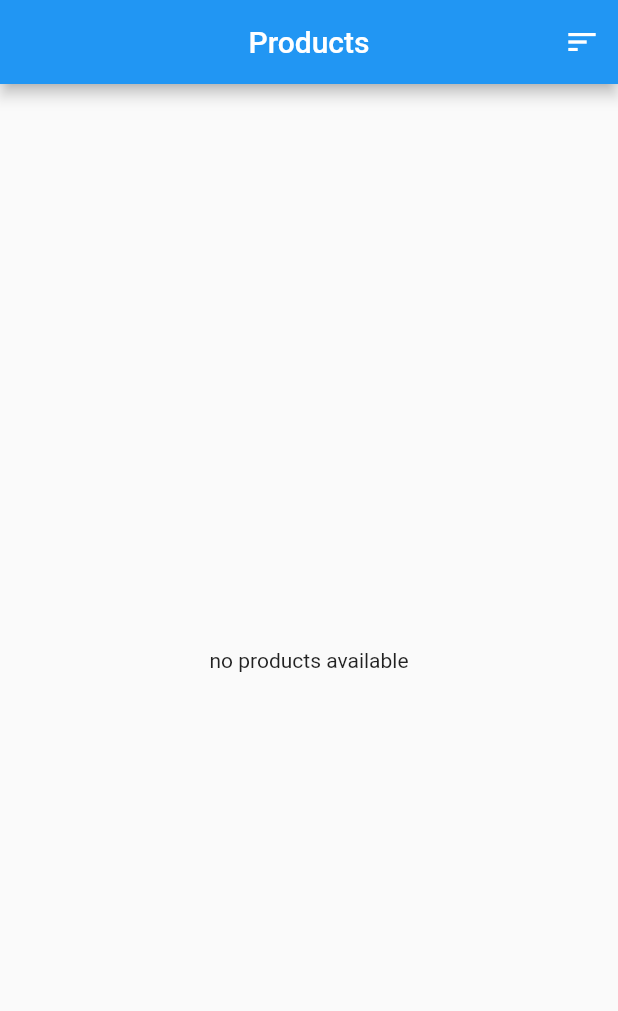
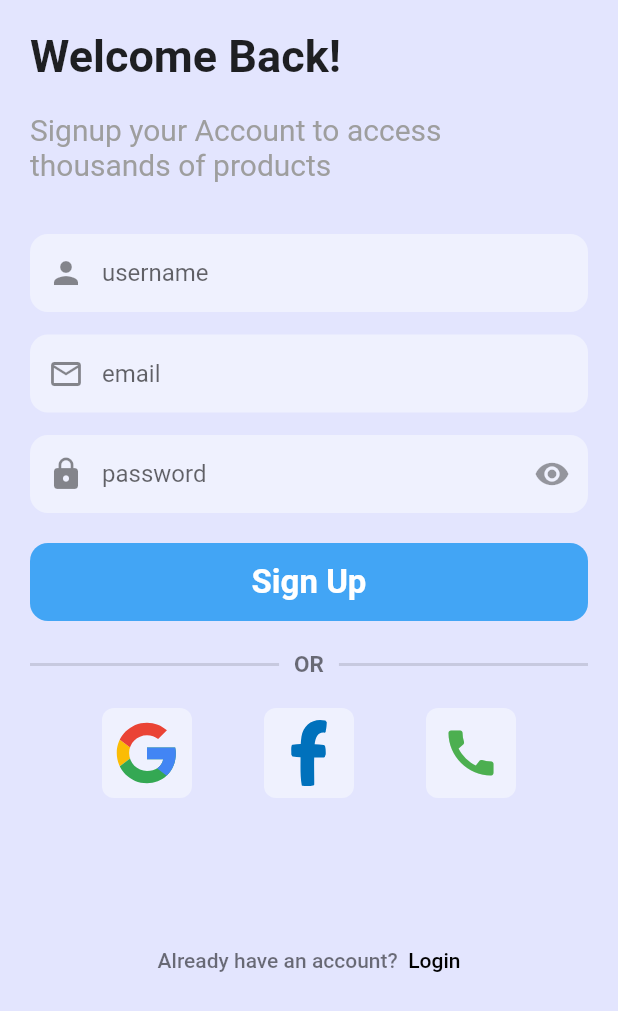
Before and after one commit to Codewithashok10/youtubefirebase, a Flutter app: the screen it shows after launch, on a phone screen of 412 x 824 dp. Shown: the top 1011 px of the screen. Run offline on Flutter 3.47's test engine with Material 2 defaults, Android fonts, the light colour scheme and no system bars; our stand-ins replace cloud_firestore, firebase_auth, firebase_core, flutter_svg, get; accounts and stored records are empty.

Commit message:
auth created

```diff
--- /dev/null
+++ b/lib/controllers/authcontroller.dart
@@ -0,0 +1,37 @@
+import 'package:cloud_firestore/cloud_firestore.dart';
+import 'package:firebase_auth/firebase_auth.dart';
+import 'package:flutter/cupertino.dart';
+import 'package:get/get.dart';
+import 'package:youtubefirebase/models/usermodel.dart';
+import 'package:youtubefirebase/views/home/homepage.dart';
+
+class AuthController extends GetxController {
+  RxBool loading = false.obs;
+  Rx<UserModel> userModel = UserModel().obs;
+  FirebaseAuth auth = FirebaseAuth.instance;
+  FirebaseFirestore db = FirebaseFirestore.instance;
+  TextEditingController username = TextEditingController();
+  TextEditingController email = TextEditingController();
+  TextEditingController password = TextEditingController();
+
+  signup() async {
+    try {
+      loading.value = true;
+      final c = await auth.createUserWithEmailAndPassword(
+          email: email.text, password: password.text);
+      UserModel user = UserModel(
+          email: c.user!.email, username: username.text, id: c.user!.uid);
+      await adduserdata(user);
+      Get.snackbar("Login", "success");
+      Get.to(() => HomePage());
+      loading.value = false;
+    } catch (e) {
+      Get.snackbar("error", "$e");
+      loading.value = false;
+    }
+  }
+
+  adduserdata(UserModel user) async {
+    await db.collection("users").add(user.toJson());
+  }
+}
--- /dev/null
+++ b/lib/conts/consts.dart
@@ -0,0 +1,4 @@
+import 'package:flutter/animation.dart';
+
+Color basecolour = const Color(0XFFEFF1FE);
+Color basecolour2 = const Color(0XFFE3E5FE);
--- a/lib/main.dart
+++ b/lib/main.dart
@@ -1,8 +1,9 @@
 import 'package:firebase_core/firebase_core.dart';
 import 'package:flutter/material.dart';
 import 'package:get/get_navigation/get_navigation.dart';
+import 'package:youtubefirebase/views/auth/signuppage.dart';
 
-import 'views/homepage.dart';
+import 'views/productpage.dart';
 
 void main() async {
   WidgetsFlutterBinding.ensureInitialized();
@@ -17,7 +18,7 @@ class MyApp extends StatelessWidget {
   Widget build(BuildContext context) {
     return GetMaterialApp(
       debugShowCheckedModeBanner: false,
-      home: HomePage(),
+      home: SignupPage(),
     );
   }
 }
--- /dev/null
+++ b/lib/models/usermodel.dart
@@ -0,0 +1,21 @@
+import 'package:cloud_firestore/cloud_firestore.dart';
+
+class UserModel {
+  String? id, email, password, username;
+  UserModel({this.email, this.id, this.password, this.username});
+  factory UserModel.fromJson(DocumentSnapshot snapshot) {
+    return UserModel(
+        id: snapshot.id,
+        email: snapshot["email"],
+        password: snapshot["password"],
+        username: snapshot["username"]);
+  }
+  Map<String, dynamic> toJson() {
+    return {
+      "id": id,
+      "email": email,
+      "username": username,
+      "password": password
+    };
+  }
+}
--- /dev/null
+++ b/lib/views/auth/authtextfeild.dart
@@ -0,0 +1,51 @@
+import 'package:flutter/cupertino.dart';
+import 'package:flutter/material.dart';
+import 'package:flutter/src/widgets/container.dart';
+import 'package:flutter/src/widgets/framework.dart';
+import 'package:youtubefirebase/conts/consts.dart';
+
+class AuthTextFeild extends StatelessWidget {
+  AuthTextFeild(
+      {super.key, this.controller, this.hint, this.icon, this.widget = false});
+  TextEditingController? controller;
+  String? hint;
+  IconData? icon;
+  bool widget = false;
+  void Function()? fn;
+
+  @override
+  Widget build(BuildContext context) {
+    return Container(
+      alignment: Alignment.center,
+      margin: const EdgeInsets.only(top: 15),
+      // padding: EdgeInsets.symmetric(horizontal: 10),
+      height: 52,
+      decoration: BoxDecoration(
+          color: basecolour, borderRadius: BorderRadius.circular(12)),
+      child: widget == true
+          ? Row(
+              children: [
+                Expanded(
+                  child: TextFormField(
+                    controller: controller,
+                    textAlignVertical: TextAlignVertical.center,
+                    decoration: InputDecoration(
+                        border: InputBorder.none,
+                        hintText: hint,
+                        prefixIcon: Icon(icon)),
+                  ),
+                ),
+                IconButton(onPressed: fn, icon: Icon(Icons.remove_red_eye))
+              ],
+            )
+          : TextFormField(
+              controller: controller,
+              textAlignVertical: TextAlignVertical.center,
+              decoration: InputDecoration(
+                  border: InputBorder.none,
+                  hintText: hint,
+                  prefixIcon: Icon(icon)),
+            ),
+    );
+  }
+}
--- /dev/null
+++ b/lib/views/auth/signuppage.dart
@@ -0,0 +1,180 @@
+import 'package:flutter/material.dart';
+import 'package:flutter/src/widgets/container.dart';
+import 'package:flutter/src/widgets/framework.dart';
+import 'package:flutter_svg/flutter_svg.dart';
+import 'package:get/get_instance/get_instance.dart';
+import 'package:get/get_state_manager/get_state_manager.dart';
+import 'package:get/route_manager.dart';
+import 'package:youtubefirebase/controllers/authcontroller.dart';
+import 'package:youtubefirebase/conts/consts.dart';
+import 'package:youtubefirebase/views/auth/authtextfeild.dart';
+import 'package:youtubefirebase/views/auth/signinpage.dart';
+
+class SignupPage extends StatelessWidget {
+  SignupPage({super.key});
+  final controller = Get.put(AuthController());
+  @override
+  Widget build(BuildContext context) {
+    return Scaffold(
+      backgroundColor: basecolour2,
+      body: Container(
+        padding: const EdgeInsets.symmetric(vertical: 20, horizontal: 20),
+        child: ListView(
+          children: [
+            const Text(
+              "Welcome Back!",
+              style: TextStyle(fontSize: 30, fontWeight: FontWeight.bold),
+            ),
+            const SizedBox(
+              height: 20,
+            ),
+            const Text(
+              "Signup your Account to access \nthousands of products",
+              style: TextStyle(fontSize: 20, color: Colors.grey),
+            ),
+            const SizedBox(
+              height: 20,
+            ),
+            AuthTextFeild(
+              controller: controller.username,
+              hint: "username",
+              icon: Icons.person,
+            ),
+            AuthTextFeild(
+              controller: controller.email,
+              hint: "email",
+              icon: Icons.email_outlined,
+            ),
+            AuthTextFeild(
+              controller: controller.password,
+              widget: true,
+              hint: "password",
+              icon: Icons.lock,
+            ),
+            Obx(
+              () => InkWell(
+                onTap: () async {
+                  if (controller.username.text.trim().isEmpty &&
+                      controller.email.text.trim().isEmpty &&
+                      controller.password.text.trim().isEmpty) {
+                    Get.snackbar("error", "plz fill all the feilds");
+                  } else {
+                    await controller.signup();
+                  }
+                },
+                child: Container(
+                  margin: const EdgeInsets.symmetric(vertical: 20),
+                  alignment: Alignment.center,
+                  height: 52,
+                  decoration: BoxDecoration(
+                      color: Colors.blue.shade400,
+                      borderRadius: BorderRadius.circular(12)),
+                  child: controller.loading.value
+                      ? const CircularProgressIndicator(
+                          color: Colors.white,
+                        )
+                      : const Text(
+                          "Sign Up",
+                          style: TextStyle(
+                            fontWeight: FontWeight.bold,
+                            color: Colors.white,
+                            fontSize: 22,
+                          ),
+                        ),
+                ),
+              ),
+            ),
+            Row(
+              children: const [
+                Expanded(
+                    child: Divider(
+                  endIndent: 10,
+                  thickness: 2,
+                )),
+                Text(
+                  "OR",
+                  style: TextStyle(
+                    fontWeight: FontWeight.bold,
+                    color: Colors.black54,
+                    fontSize: 15,
+                  ),
+                ),
+                Expanded(
+                    child: Divider(
+                  thickness: 2,
+                  indent: 10,
+                )),
+              ],
+            ),
+            const SizedBox(
+              height: 20,
+            ),
+            Row(
+              mainAxisAlignment: MainAxisAlignment.spaceEvenly,
+              children: [
+                socialButton(svg: "assets/googlesvg.svg"),
+                socialButton(svg: "assets/fbsvg.svg"),
+                socialButton(icondata: true, icon: Icons.call)
+              ],
+            ),
+            const SizedBox(
+              height: 100,
+            ),
+            Row(
+              mainAxisAlignment: MainAxisAlignment.center,
+              children: [
+                const Text(
+                  "Already have an account? ",
+                  style: TextStyle(
+                      fontWeight: FontWeight.w500, color: Colors.black54),
+                ),
+                InkWell(
+                  onTap: () => Get.to(() => const SigninPage()),
+                  child: const Text(
+                    " Login",
+                    style: TextStyle(
+                      fontWeight: FontWeight.w500,
+                      color: Colors.black,
+                    ),
+                  ),
+                )
+              ],
+            )
+          ],
+        ),
+      ),
+    );
+  }
+
+  Widget socialButton(
+      {String? svg,
+      void Function()? fn,
+      bool icondata = false,
+      IconData? icon}) {
+    return InkWell(
+      onTap: fn,
+      child: Container(
+        alignment: Alignment.center,
+        height: 60,
+        width: 60,
+        decoration: BoxDecoration(
+          color: basecolour,
+          borderRadius: BorderRadius.circular(8),
+        ),
+        child: icondata
+            ? Icon(
+                icon,
+                color: Colors.green,
+                size: 40,
+              )
+            : Padding(
+                padding: const EdgeInsets.all(8.0),
+                child: SvgPicture.asset(
+                  svg!,
+                  fit: BoxFit.scaleDown,
+                ),
+              ),
+      ),
+    );
+  }
+}
--- a/lib/views/filterpage.dart
+++ b/lib/views/filterpage.dart
@@ -4,7 +4,7 @@ import 'package:flutter/material.dart';
 import 'package:get/get.dart';
 import 'package:get/get_navigation/get_navigation.dart';
 import 'package:get/instance_manager.dart';
-import 'package:youtubefirebase/controllers/controller.dart';
+import 'package:youtubefirebase/controllers/filtercontroller.dart';
 import 'package:youtubefirebase/models/filtermodel.dart';
 
 class FilterPage extends StatefulWidget {
--- a/lib/views/homepage.dart
+++ b/lib/views/productpage.dart
@@ -1,11 +1,11 @@
 import 'package:flutter/material.dart';
 import 'package:get/get.dart';
 
-import 'package:youtubefirebase/controllers/controller.dart';
+import 'package:youtubefirebase/controllers/filtercontroller.dart';
 import 'package:youtubefirebase/views/filterpage.dart';
 
-class HomePage extends StatelessWidget {
-  HomePage({super.key});
+class ProductPage extends StatelessWidget {
+  ProductPage({super.key});
   final ctrl = Get.put(ProductController());
 
   @override
--- a/pubspec.yaml
+++ b/pubspec.yaml
@@ -40,6 +40,7 @@ dependencies:
   cloud_firestore: ^4.0.4
   get: ^4.6.5
   http: ^0.13.5
+  flutter_svg: ^1.1.6
 
 dev_dependencies:
   flutter_test:
@@ -63,8 +64,8 @@ flutter:
   uses-material-design: true
 
   # To add assets to your application, add an assets section, like this:
-  # assets:
-  #   - images/a_dot_burr.jpeg
+  assets:
+    - assets/
   #   - images/a_dot_ham.jpeg
 
   # An image asset can refer to one or more resolution-specific "variants", see
```
Also changed, not shown: lib/views/auth/signinpage.dart (added, +154 -0 lines), lib/views/home/homepage.dart (added, +22 -0 lines), assets/fbsvg.svg (added), assets/googlesvg.svg (added), assets/phone.svg (added), lib/controllers/filtercontroller.dart (renamed from lib/controllers/controller.dart), pubspec.lock.
